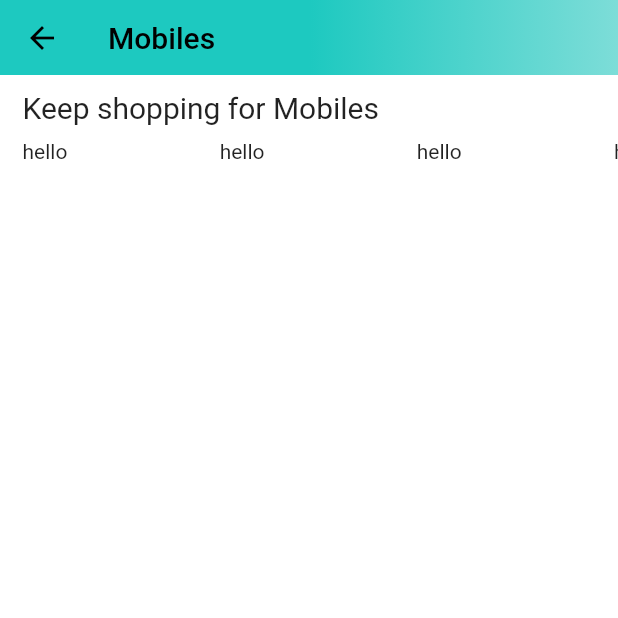
After one commit to Emin-A/amazon_clone_tutorial, a Flutter app: the HomeScreen screen opened by its route, after a tap on "Mobiles", on a phone screen of 412 x 824 dp, the top half of it. The commit adds this screen. Run offline on Flutter 3.47's test engine with Material 2 defaults, Android fonts, the phone set to English and light mode, and no system bars; our stand-ins replace badges, carousel_slider, dotted_border, file_picker, shared_preferences; missing offline and left inert: cloudinary_public; accounts and stored records are empty; network calls fail; statements that could not run were skipped.

Commit message:
When we click the upper icons we get tirectedto another page with a message - keep shopping for essentai - Now the next step is to get the details.

```diff
--- /dev/null
+++ b/lib/features/home/screens/category_deals_screen.dart
@@ -0,0 +1,73 @@
+import 'package:flutter/material.dart';
+
+import '../../../constants/global_variables.dart';
+
+class CategoryDealsScreen extends StatefulWidget {
+  static const String routeName = '/category-deals';
+  final String category;
+  const CategoryDealsScreen({
+    Key? key,
+    required this.category,
+  }) : super(key: key);
+
+  @override
+  State<CategoryDealsScreen> createState() => _CategoryDealsScreenState();
+}
+
+class _CategoryDealsScreenState extends State<CategoryDealsScreen> {
+  @override
+  Widget build(BuildContext context) {
+    return Scaffold(
+      appBar: PreferredSize(
+        preferredSize: const Size.fromHeight(50),
+        child: AppBar(
+          flexibleSpace: Container(
+            decoration: const BoxDecoration(
+              gradient: GlobalVariables.appBarGradient,
+            ),
+          ),
+          title: Text(
+            widget.category,
+            style: const TextStyle(
+              color: Colors.black,
+            ),
+          ),
+        ),
+      ),
+      body: Column(
+        children: [
+          Container(
+            padding: const EdgeInsets.symmetric(
+              horizontal: 15,
+              vertical: 10,
+            ),
+            alignment: Alignment.topLeft,
+            child: Text(
+              'Keep shopping for ${widget.category}',
+              style: const TextStyle(
+                fontSize: 20,
+              ),
+            ),
+          ),
+          SizedBox(
+            height: 170,
+            child: GridView.builder(
+              scrollDirection: Axis.horizontal,
+              padding: const EdgeInsets.only(left: 15),
+              itemCount: 10,
+              gridDelegate: const SliverGridDelegateWithFixedCrossAxisCount(
+                crossAxisCount: 1,
+                childAspectRatio: 1.4,
+                mainAxisSpacing: 10,
+              ),
+              itemBuilder: (context, index) {
+                // ignore: prefer_const_constructors
+                return Text('hello');
+              },
+            ),
+          ),
+        ],
+      ),
+    );
+  }
+}
--- a/lib/features/home/widgets/top_categories.dart
+++ b/lib/features/home/widgets/top_categories.dart
@@ -1,8 +1,14 @@
 import 'package:amazon_clone_tutorial/constants/global_variables.dart';
+import 'package:amazon_clone_tutorial/features/home/screens/category_deals_screen.dart';
 import 'package:flutter/material.dart';
 
 class TopCategories extends StatelessWidget {
   const TopCategories({super.key});
+
+  void navigateToCategoryPage(BuildContext context, String category) {
+    Navigator.pushNamed(context, CategoryDealsScreen.routeName,
+        arguments: category);
+  }
 
   @override
   Widget build(BuildContext context) {
@@ -13,7 +19,10 @@
         scrollDirection: Axis.horizontal,
         itemExtent: 75,
         itemBuilder: (context, index) {
-          return Column(
+          return GestureDetector(
+            onTap: () => navigateToCategoryPage(
+                context, GlobalVariables.categoryImages[index]['title']!),
+            child: Column(
               children: [
                 Container(
                   padding: const EdgeInsets.symmetric(horizontal: 10),
@@ -35,6 +44,7 @@
                   ),
                 )
               ],
+            ),
           );
         },
       ),
--- a/lib/router.dart
+++ b/lib/router.dart
@@ -1,6 +1,7 @@
 import 'package:amazon_clone_tutorial/common/widgets/bottom_bar.dart';
 import 'package:amazon_clone_tutorial/features/admin/screens/add_product_screen.dart';
 import 'package:amazon_clone_tutorial/features/auth/screens/auth_screen.dart';
+import 'package:amazon_clone_tutorial/features/home/screens/category_deals_screen.dart';
 import 'package:amazon_clone_tutorial/features/home/screens/home_screen.dart';
 import 'package:flutter/material.dart';
 
@@ -15,6 +16,14 @@
       return MaterialPageRoute(
         settings: routeSettings,
         builder: (_) => const AddProductScreen(),
+      );
+    case CategoryDealsScreen.routeName:
+      var category = routeSettings.arguments as String;
+      return MaterialPageRoute(
+        settings: routeSettings,
+        builder: (_) => CategoryDealsScreen(
+          category: category,
+        ),
       );
 
     case HomeScreen.routeName:
```
Lines whose indentation alone changed are shown as unchanged.
